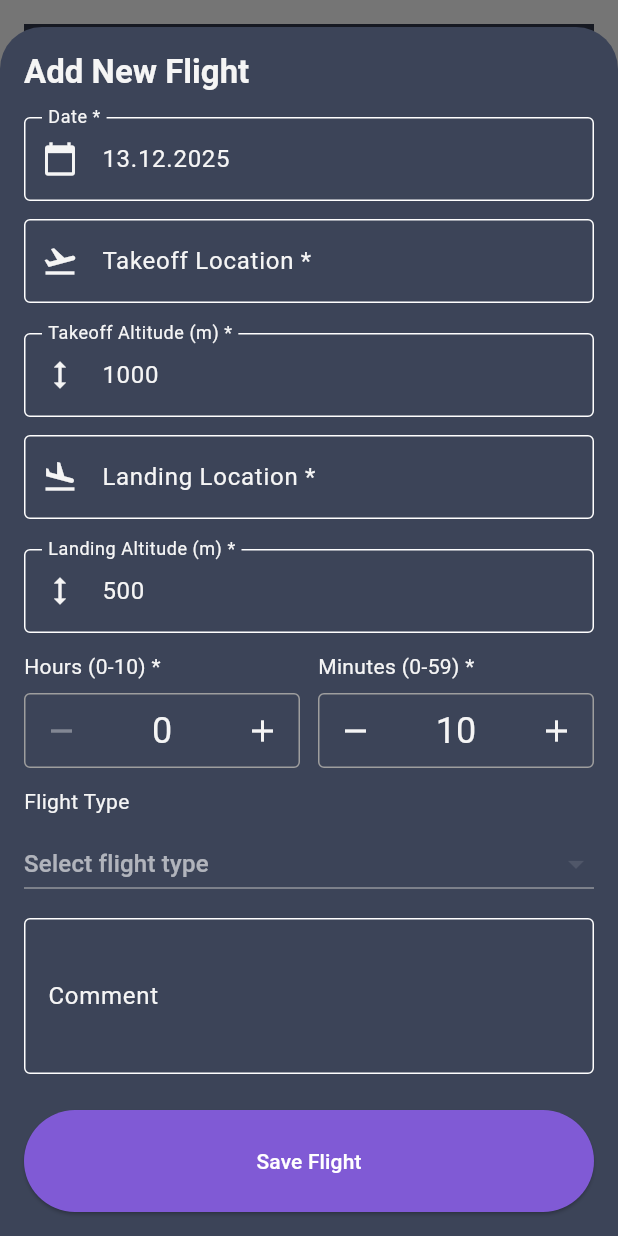
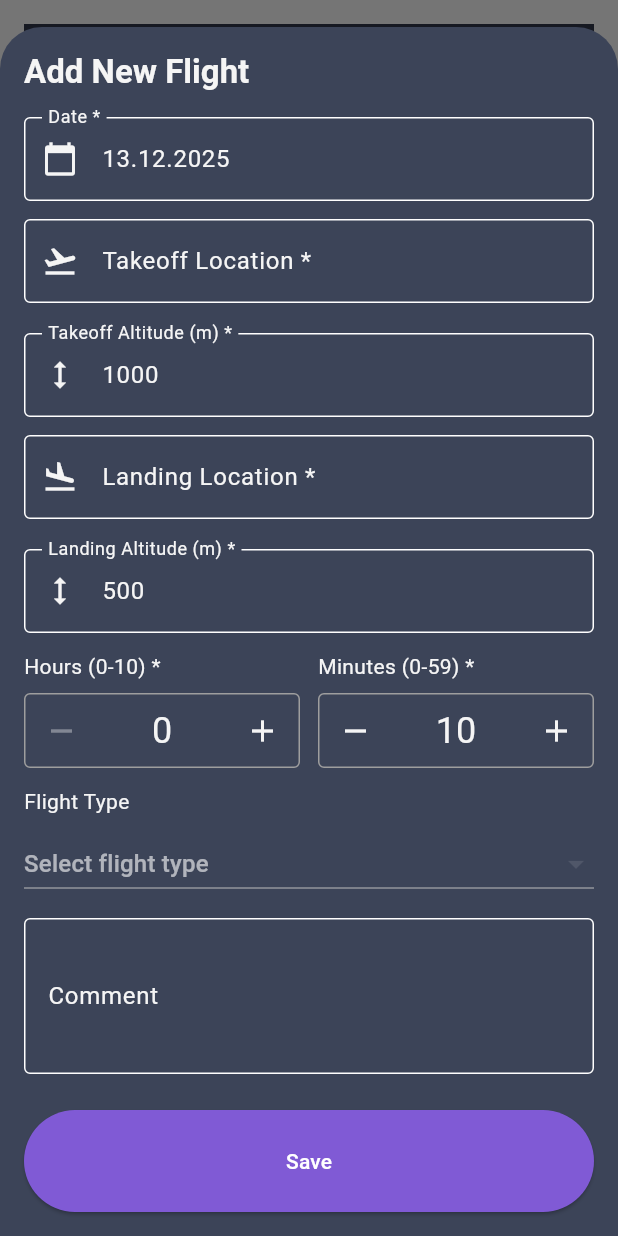
Before and after one commit to buddymajki/SAFETY_Flightdeck2, a Flutter app: the FlightBookScreen screen opened directly, after a tap on the "add" icon, on a phone screen of 412 x 824 dp. Run offline on Flutter 3.47's test engine with Material 3 defaults, Android fonts, the phone set to English and light mode, and no system bars; our stand-ins replace cloud_firestore, firebase_auth, firebase_core, shared_preferences; accounts and stored records are empty.

Commit message:
feat: Add multilingual support to Flight form (English & German)
- Add complete translation dictionary for all form labels and buttons
- Implement translation function in _AddEditFlightFormState
- Update all hardcoded English text to use translation keys:
  - Form titles (Add New Flight, Edit Flight)
  - Date, Takeoff Location, Landing Location labels
  - Altitude fields with helper text
  - Hours and Minutes labels
  - Flight Type and Maneuvers selectors
  - Comment field and Save/Cancel buttons
  - Dropdown hints and dropdown list text
- Form now respects user's language selection (English/German)
- Maintains consistency with translation pattern used in other screens

Translations provided for:
- en: English (default)
- de: German (Deutsch)

```diff
--- a/lib/screens/flightbook_screen.dart
+++ b/lib/screens/flightbook_screen.dart
@@ -467,6 +467,33 @@ class _AddEditFlightForm extends StatefulWidget {
 }
 
 class _AddEditFlightFormState extends State<_AddEditFlightForm> {
+  // Translation dictionary for the form
+  static const Map<String, Map<String, String>> _formTexts = {
+    'Edit_Flight': {'en': 'Edit Flight', 'de': 'Flug bearbeiten'},
+    'Add_New_Flight': {'en': 'Add New Flight', 'de': 'Neuen Flug hinzufügen'},
+    'Date': {'en': 'Date *', 'de': 'Datum *'},
+    'Takeoff_Location': {'en': 'Takeoff Location *', 'de': 'Startplatz *'},
+    'Or_Select': {'en': 'Or select from school locations', 'de': 'Oder aus Schulpunkten auswählen'},
+    'Takeoff_Altitude': {'en': 'Takeoff Altitude (m) *', 'de': 'Starthöhe (m) *'},
+    'Auto_Filled': {'en': 'Auto-filled from location', 'de': 'Automatisch aus Standort gefüllt'},
+    'Landing_Location': {'en': 'Landing Location *', 'de': 'Landeplatz *'},
+    'Landing_Altitude': {'en': 'Landing Altitude (m) *', 'de': 'Landehöhe (m) *'},
+    'Hours': {'en': 'Hours (0-10) *', 'de': 'Stunden (0-10) *'},
+    'Minutes': {'en': 'Minutes (0-59) *', 'de': 'Minuten (0-59) *'},
+    'Flight_Type': {'en': 'Flight Type', 'de': 'Flugtyp'},
+    'Select_Flight_Type': {'en': 'Select flight type', 'de': 'Flugtyp auswählen'},
+    'Maneuvers': {'en': 'Maneuvers', 'de': 'Kunststücke'},
+    'Select_Maneuvers': {'en': 'Select maneuvers performed', 'de': 'Durchgeführte Kunststücke auswählen'},
+    'Comment': {'en': 'Comment', 'de': 'Kommentar'},
+    'Save': {'en': 'Save', 'de': 'Speichern'},
+    'Cancel': {'en': 'Cancel', 'de': 'Abbrechen'},
+    'Validation_Error': {'en': 'Please fill in all required fields', 'de': 'Bitte füllen Sie alle erforderlichen Felder aus'},
+  };
+
+  String _t(String key, String lang) {
+    return _formTexts[key]?[lang] ?? key;
+  }
+
   late TextEditingController _dateController;
   late TextEditingController _takeoffController;
   late TextEditingController _landingController;
@@ -709,11 +736,11 @@ class _AddEditFlightFormState extends State<_AddEditFlightForm> {
     return Column(
       crossAxisAlignment: CrossAxisAlignment.start,
       children: [
-        const Text('Flight Type'),
+        Text(_t('Flight_Type', lang)),
         const SizedBox(height: 8),
         DropdownButton<String>(
           isExpanded: true,
-          hint: const Text('Select flight type'),
+          hint: Text(_t('Select_Flight_Type', lang)),
           value: currentValue,
           onChanged: (String? newValue) {
             setState(() {
@@ -762,7 +789,7 @@ class _AddEditFlightFormState extends State<_AddEditFlightForm> {
     return Column(
       crossAxisAlignment: CrossAxisAlignment.start,
       children: [
-        const Text('Maneuvers (Optional)'),
+        Text(_t('Maneuvers', lang)),
         const SizedBox(height: 8),
         Wrap(
           spacing: 8,
@@ -794,6 +821,8 @@ class _AddEditFlightFormState extends State<_AddEditFlightForm> {
     final theme = Theme.of(context);
     final isEdit = widget.flight != null;
     final canEditDateAndLocation = !isEdit || widget.flight!.canEdit();
+    final appConfig = context.watch<AppConfigService>();
+    final lang = appConfig.currentLanguageCode;
 
     return Padding(
       padding: EdgeInsets.only(
@@ -806,7 +835,7 @@ class _AddEditFlightFormState extends State<_AddEditFlightForm> {
           crossAxisAlignment: CrossAxisAlignment.stretch,
           children: [
             Text(
-              isEdit ? 'Edit Flight' : 'Add New Flight',
+              isEdit ? _t('Edit_Flight', lang) : _t('Add_New_Flight', lang),
               style: theme.textTheme.titleLarge?.copyWith(
                 fontWeight: FontWeight.bold,
               ),
@@ -819,7 +848,7 @@ class _AddEditFlightFormState extends State<_AddEditFlightForm> {
               readOnly: true,
               onTap: canEditDateAndLocation ? _selectDate : null,
               decoration: InputDecoration(
-                labelText: 'Date *',
+                labelText: _t('Date', lang),
                 prefixIcon: const Icon(Icons.calendar_today),
                 border: const OutlineInputBorder(),
                 enabled: canEditDateAndLocation,
@@ -838,7 +867,7 @@ class _AddEditFlightFormState extends State<_AddEditFlightForm> {
                 }
               },
               decoration: InputDecoration(
-                labelText: 'Takeoff Location *',
+                labelText: _t('Takeoff_Location', lang),
                 prefixIcon: const Icon(Icons.flight_takeoff),
                 border: const OutlineInputBorder(),
                 enabled: canEditDateAndLocation,
@@ -850,7 +879,7 @@ class _AddEditFlightFormState extends State<_AddEditFlightForm> {
             if (_filteredTakeoffLocations.isNotEmpty && canEditDateAndLocation)
               DropdownButton<String>(
                 isExpanded: true,
-                hint: const Text('Or select from school locations'),
+                hint: Text(_t('Or_Select', lang)),
                 value: null,
                 onChanged: (String? locationId) {
                   if (locationId != null) {
@@ -883,11 +912,11 @@ class _AddEditFlightFormState extends State<_AddEditFlightForm> {
                 FilteringTextInputFormatter.allow(RegExp(r'[0-9.]')),
               ],
               decoration: InputDecoration(
-                labelText: 'Takeoff Altitude (m) *',
+                labelText: _t('Takeoff_Altitude', lang),
                 prefixIcon: const Icon(Icons.height),
                 border: const OutlineInputBorder(),
                 enabled: canEditDateAndLocation,
-                helperText: _takeoffFromDropdown ? 'Auto-filled from location' : null,
+                helperText: _takeoffFromDropdown ? _t('Auto_Filled', lang) : null,
               ),
             ),
             const SizedBox(height: 12),
@@ -903,7 +932,7 @@ class _AddEditFlightFormState extends State<_AddEditFlightForm> {
                 }
               },
               decoration: InputDecoration(
-                labelText: 'Landing Location *',
+                labelText: _t('Landing_Location', lang),
                 prefixIcon: const Icon(Icons.flight_land),
                 border: const OutlineInputBorder(),
                 enabled: canEditDateAndLocation,
@@ -915,7 +944,7 @@ class _AddEditFlightFormState extends State<_AddEditFlightForm> {
             if (_filteredLandingLocations.isNotEmpty && canEditDateAndLocation)
               DropdownButton<String>(
                 isExpanded: true,
-                hint: const Text('Or select from school locations'),
+                hint: Text(_t('Or_Select', lang)),
                 value: null,
                 onChanged: (String? locationId) {
                   if (locationId != null) {
@@ -948,11 +977,11 @@ class _AddEditFlightFormState extends State<_AddEditFlightForm> {
                 FilteringTextInputFormatter.allow(RegExp(r'[0-9.]')),
               ],
               decoration: InputDecoration(
-                labelText: 'Landing Altitude (m) *',
+                labelText: _t('Landing_Altitude', lang),
                 prefixIcon: const Icon(Icons.height),
                 border: const OutlineInputBorder(),
                 enabled: canEditDateAndLocation,
-                helperText: _landingFromDropdown ? 'Auto-filled from location' : null,
+                helperText: _landingFromDropdown ? _t('Auto_Filled', lang) : null,
               ),
             ),
             const SizedBox(height: 12),
@@ -965,7 +994,7 @@ class _AddEditFlightFormState extends State<_AddEditFlightForm> {
                   child: Column(
                     crossAxisAlignment: CrossAxisAlignment.start,
                     children: [
-                      const Text('Hours (0-10) *'),
+                      Text(_t('Hours', lang)),
                       const SizedBox(height: 8),
                       Container(
                         decoration: BoxDecoration(
@@ -999,7 +1028,7 @@ class _AddEditFlightFormState extends State<_AddEditFlightForm> {
                   child: Column(
                     crossAxisAlignment: CrossAxisAlignment.start,
                     children: [
-                      const Text('Minutes (0-59) *'),
+                      Text(_t('Minutes', lang)),
                       const SizedBox(height: 8),
                       Container(
                         decoration: BoxDecoration(
@@ -1043,9 +1072,9 @@ class _AddEditFlightFormState extends State<_AddEditFlightForm> {
             TextField(
               controller: _commentController,
               maxLines: 3,
-              decoration: const InputDecoration(
-                labelText: 'Comment',
-                border: OutlineInputBorder(),
+              decoration: InputDecoration(
+                labelText: _t('Comment', lang),
+                border: const OutlineInputBorder(),
               ),
             ),
             const SizedBox(height: 24),
@@ -1061,7 +1090,7 @@ class _AddEditFlightFormState extends State<_AddEditFlightForm> {
                         width: 20,
                         child: CircularProgressIndicator(strokeWidth: 2),
                       )
-                    : Text(isEdit ? 'Update Flight' : 'Save Flight'),
+                    : Text(isEdit ? _t('Edit_Flight', lang) : _t('Save', lang)),
               ),
             ),
           ],
```
